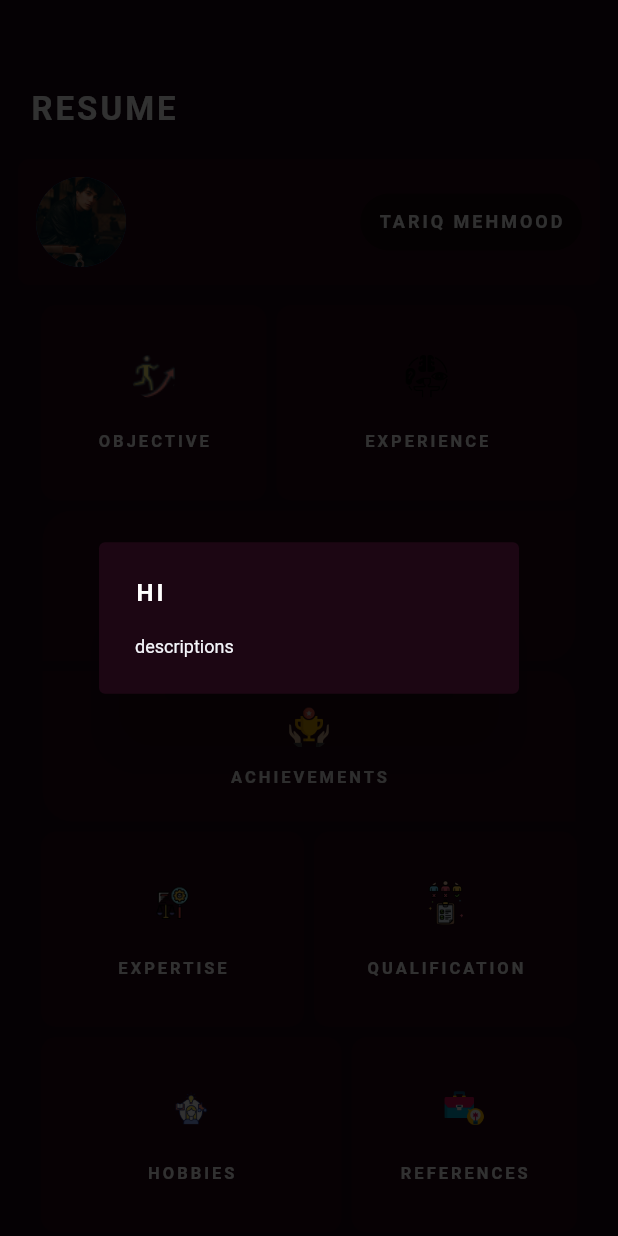
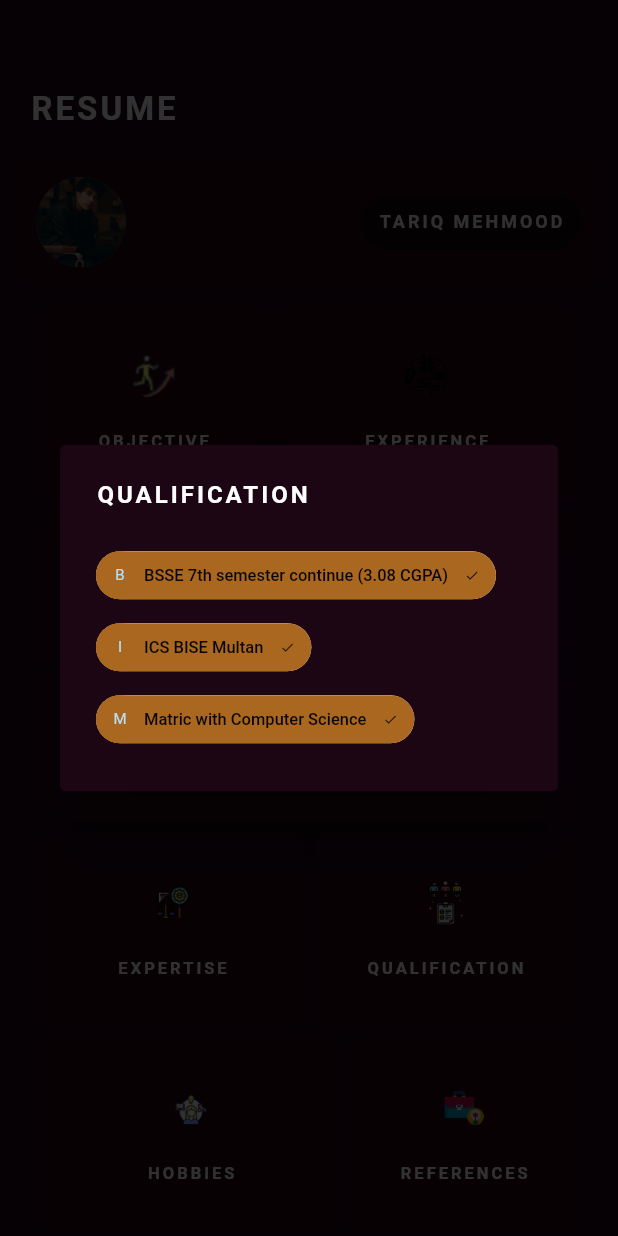
Before and after one commit to TariqMehmood1004/resumeApp, a Flutter app: the ContentScreenController screen opened directly, after a tap on "QUALIFICATION", on a phone screen of 412 x 824 dp. Run offline on Flutter 3.47's test engine with Material 2 defaults, Android fonts, the phone set to English and light mode, and no system bars; our stand-ins replace google_fonts.

Commit message:
listing committed successfully

```diff
--- a/lib/components/contents/contents_screen.dart
+++ b/lib/components/contents/contents_screen.dart
@@ -12,6 +12,47 @@ class ContentScreenController extends StatefulWidget {
 }
 
 class _ContentScreenControllerState extends State<ContentScreenController> {
+  var skillExpert = [
+    'C/C++',
+    'C+',
+    'Java',
+    'Dart',
+    'Flutter',
+    'Python',
+    'Assembly Language',
+    'Php',
+    'ASP.NET',
+    'Xamarin',
+    'Data Scientist',
+    'Database  Developer',
+    'Perl Language',
+  ];
+
+  var experiences = [
+    '2 years experience of computer teaching',
+    '9 years of coding experience',
+    '6 months experience of data science'
+  ];
+  var hobbies = ['programming', 'cricket', 'football', 'tennis table'];
+
+  var achievementList = ['Flutter Expert', 'C# Expert', 'C++ Expert'];
+
+  var qualifications = [
+    'BSSE 7th semester continue (3.08 CGPA)',
+    'ICS BISE Multan',
+    'Matric with Computer Science'
+  ];
+
+  var expertiseList = [
+    'Flutter',
+    'C#',
+    'C++',
+    'Data Science',
+    'Python',
+    'Web Application',
+    'Computer Teaching'
+  ];
+
   var contentsList = {
     "Objective":
         "I have had some bad experiences in the past. Only the person experiencing the pain can know how bad that pain is,' she said. The foundation also carries out research on the economic experiences of people who earn low wages. You know how it made you feel after one experience.",
@@ -73,10 +114,11 @@ class _ContentScreenControllerState extends State<ContentScreenController> {
                   bottomLeft: 10,
                   bottomRight: 10,
                   controller: () {
-                    ShowDialogBox(
+                    showDialogBoxWithWrapWidget(
                       context,
                       'Experiences',
-                      "C# , C/C++, Flutter Development, Java, Dart Programming, Computer Teacher, Xamarin, ASP.NET, Database  Developer , Web Development, Mobile Development, Python",
+                      dynamicChips(
+                          experiences, AppColorController.prettyOrange),
                     );
                   },
                 ),
@@ -99,8 +141,8 @@ class _ContentScreenControllerState extends State<ContentScreenController> {
                   bottomLeft: 0,
                   bottomRight: 20,
                   controller: () {
-                    showDialogBoxTabs(context, "Skills Setting");
-                    // "C# , C/C++, Flutter Development, Java, Dart Programming, Computer Teacher, Xamarin, ASP.NET, Database  Developer , Web Development, Mobile Development, Python"
+                    showDialogBoxWithWrapWidget(
+                        context, 'Skills Setting', wrapWidget());
                   },
                 ),
               ],
@@ -123,7 +165,11 @@ class _ContentScreenControllerState extends State<ContentScreenController> {
                   bottomLeft: 20,
                   bottomRight: 0,
                   controller: () {
-                    showDialogBoxTabs(context, 'Achievements');
+                    showDialogBoxWithWrapWidget(
+                        context,
+                        'Achievements',
+                        dynamicChips(
+                            achievementList, AppColorController.prettyOrange));
                   },
                 ),
               ],
@@ -145,7 +191,11 @@ class _ContentScreenControllerState extends State<ContentScreenController> {
                   bottomLeft: 10,
                   bottomRight: 10,
                   controller: () {
-                    showDialogBoxTabs(context, 'Expertise');
+                    showDialogBoxWithWrapWidget(
+                        context,
+                        'Expertise',
+                        dynamicChips(
+                            expertiseList, AppColorController.prettyOrange));
                   },
                 ),
                 CardWidget(
@@ -159,7 +209,12 @@ class _ContentScreenControllerState extends State<ContentScreenController> {
                   bottomLeft: 10,
                   bottomRight: 10,
                   controller: () {
-                    ShowDialogBox(context, 'Hi', 'descriptions');
+                    showDialogBoxWithWrapWidget(
+                      context,
+                      'Qualification',
+                      dynamicChips(
+                          qualifications, AppColorController.prettyOrange),
+                    );
                   },
                 ),
               ],
@@ -183,7 +238,11 @@ class _ContentScreenControllerState extends State<ContentScreenController> {
                   bottomLeft: 10,
                   bottomRight: 10,
                   controller: () {
-                    ShowDialogBox(context, 'Hi', 'descriptions');
+                    showDialogBoxWithWrapWidget(
+                      context,
+                      'Qualification',
+                      dynamicChips(hobbies, AppColorController.prettyOrange),
+                    );
                   },
                 ),
                 CardWidget(
@@ -197,7 +256,8 @@ class _ContentScreenControllerState extends State<ContentScreenController> {
                   bottomLeft: 10,
                   bottomRight: 10,
                   controller: () {
-                    ShowDialogBox(context, 'Hi', 'descriptions');
+                    ShowDialogBox(context, 'References',
+                        'References will be furnished on demand.');
                   },
                 ),
               ],
@@ -246,31 +306,87 @@ class _ContentScreenControllerState extends State<ContentScreenController> {
     );
   }
 
-//
-//
+  //
   wrapWidget() {
-    return Wrap(children: [
-      chipForRow('C#', AppColorController.blueLight),
-      chipForRow('C/C++', AppColorController.blueLight),
-      chipForRow('Flutter', AppColorController.blueLight),
-      chipForRow('Java', AppColorController.blueLight),
-      chipForRow('Python', AppColorController.blueLight),
-      chipForRow('PHP', AppColorController.blueLight),
-    ]);
+    return dynamicChips(skillExpert, AppColorController.prettyOrange);
   }
 
   //
+  dynamicChips(List<String> list, Color bgColor) {
+    return Wrap(
+      spacing: 10.0,
+      runSpacing: 0,
+      children: List<Widget>.generate(
+        list.length,
+        (index) => Chip(
+          onDeleted: () {},
+          deleteIcon: const Icon(
+            Icons.check,
+            size: 10,
+          ),
+          avatar: CircleAvatar(
+            backgroundColor: AppColorController.prettyOrange,
+            child: Text(
+              list[index][0],
+              style: const TextStyle(fontSize: 10.0),
+            ),
+          ),
+          labelPadding: const EdgeInsets.all(0),
+          elevation: 0,
+          backgroundColor: bgColor,
+          shadowColor: AppColorController.transparent,
+          padding: const EdgeInsets.only(right: 0.0),
+          label: Text(
+            list[index],
+            style: TextStyle(color: AppColorController.black, fontSize: 11.0),
+          ),
+        ),
+      ),
+    );
+  }
+
   // create widgets
   Widget chipForRow(String skillLabel, Color bgColor) {
     return Container(
-      margin: const EdgeInsets.all(6.0),
+      decoration: BoxDecoration(
+        color: AppColorController.transparent,
+      ),
+      margin: const EdgeInsets.all(0.5),
       child: Chip(
-        labelPadding: const EdgeInsets.all(5.0),
-        elevation: 6.0,
+        labelPadding: const EdgeInsets.all(0.5),
+        elevation: 0,
         backgroundColor: bgColor,
-        shadowColor: AppColorController.backgroundDark,
-        padding: const EdgeInsets.all(6.0),
-        label: Text(skillLabel),
+        shadowColor: AppColorController.transparent,
+        padding: const EdgeInsets.symmetric(vertical: 0.0, horizontal: 7.0),
+        label: Text(
+          skillLabel,
+          style: TextStyle(color: AppColorController.offWhite, fontSize: 11.0),
+        ),
+      ),
+    );
+  }
+
+  // chip widget for lists
+  Widget chipForList(List<String> skillLabel, Color bgColor) {
+    return Container(
+      decoration: BoxDecoration(
+        color: AppColorController.transparent,
+      ),
+      margin: const EdgeInsets.all(0.5),
+      child: ListView.builder(
+        itemCount: skillExpert.length,
+        itemBuilder: (context, int index) {
+          return Chip(
+            labelPadding: const EdgeInsets.all(0.5),
+            elevation: 0,
+            backgroundColor: bgColor,
+            shadowColor: AppColorController.transparent,
+            padding: const EdgeInsets.symmetric(vertical: 0.0, horizontal: 7.0),
+            label: Text(
+              skillExpert[index],
+            ),
+          );
+        },
       ),
     );
   }
--- a/lib/components/dashboard/dashboard_controller.dart
+++ b/lib/components/dashboard/dashboard_controller.dart
@@ -23,7 +23,7 @@ class _DashboardControllerState extends State<DashboardController> {
       yield LicenseEntryWithLineBreaks(['google_fonts'], license);
     });
     super.initState();
-    Timer(const Duration(days: 1500), () {
+    Timer(const Duration(seconds: 5), () {
       Navigator.pushReplacement(
           context,
           MaterialPageRoute(
--- a/lib/components/splash_screen/splash_screen_controller.dart
+++ b/lib/components/splash_screen/splash_screen_controller.dart
@@ -20,7 +20,7 @@ class _SplashScreenControllerState extends State<SplashScreenController> {
       statusBarColor: AppColorController.transparent,
     ));
 
-    Timer(const Duration(seconds: 2), () {
+    Timer(const Duration(seconds: 3), () {
       Navigator.pushReplacement(context,
           MaterialPageRoute(builder: (context) => const DashboardController()));
     });
--- a/lib/widgets/show_dialog_box.dart
+++ b/lib/widgets/show_dialog_box.dart
@@ -28,6 +28,29 @@ Future<dynamic> ShowDialogBox(
             fontSize: 12,
           ),
         ),
+      );
+    },
+  );
+}
+
+Future<dynamic> showDialogBoxWithWrapWidget(
+    BuildContext context, String showTitle, Widget widget) {
+  return showDialog(
+    barrierColor: AppColorController.blackTransparent,
+    context: context,
+    builder: (BuildContext context) {
+      return AlertDialog(
+        backgroundColor: AppColorController.chocolateColor,
+        title: Text(
+          showTitle.toUpperCase(),
+          style: TextStyle(
+            color: AppColorController.white,
+            letterSpacing: 2,
+            fontWeight: FontWeight.bold,
+            fontSize: 16,
+          ),
+        ),
+        content: widget,
       );
     },
   );
```
